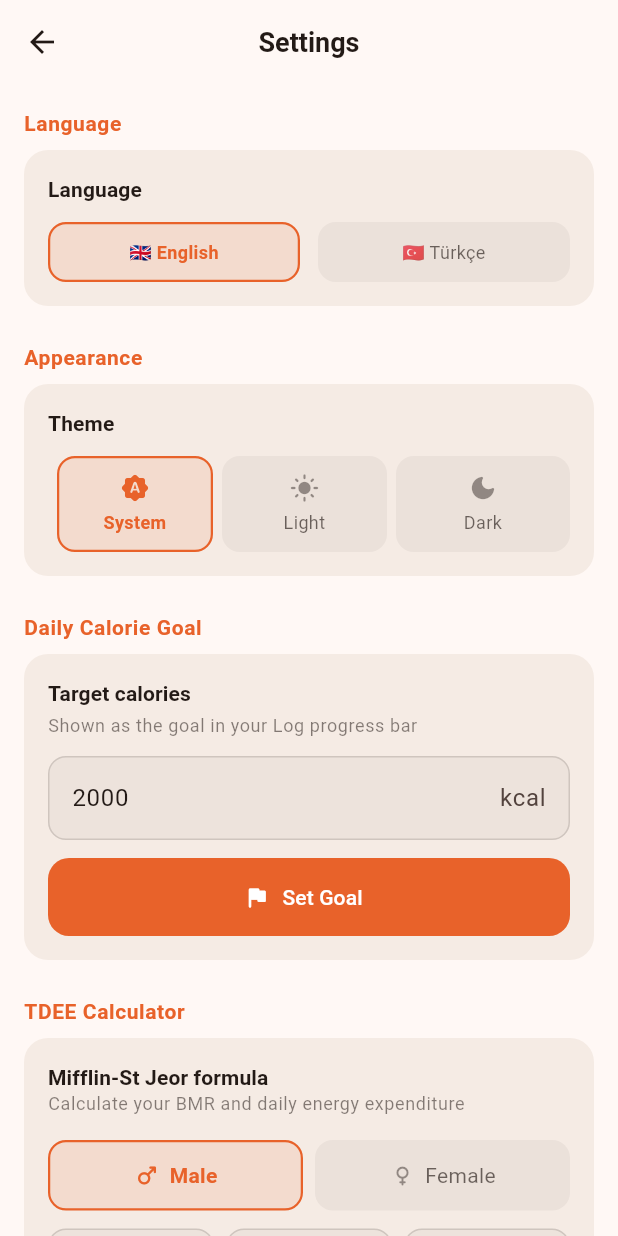
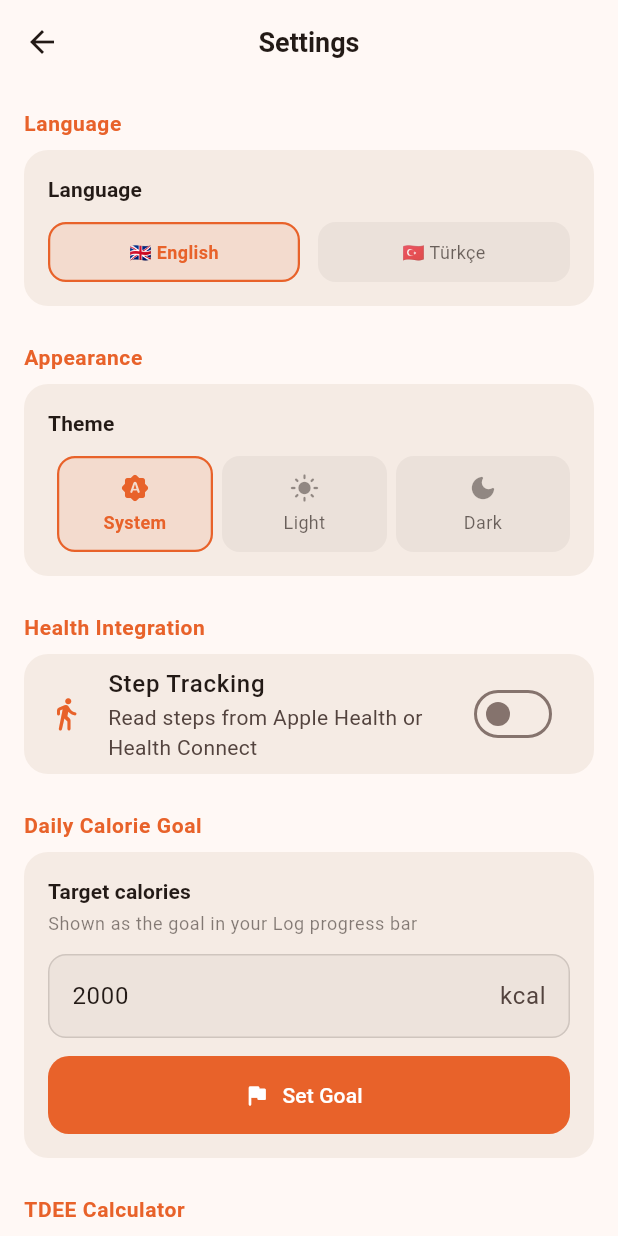
Before and after one commit to mustafazfr/SnapCal, a Flutter app: the SettingsScreen screen opened directly with empty values, on a phone screen of 412 x 824 dp. Run offline on Flutter 3.47's test engine with Material 3 defaults, Android fonts, the phone set to English and light mode, and no system bars; our stand-ins replace fl_chart, flutter_dotenv, image_picker, shared_preferences; missing offline and left inert: health; accounts and stored records are empty.

Commit message:
feat: add health integration toggle in Settings
SwitchListTile to enable/disable step tracking. Requests HealthKit
or Health Connect permissions on toggle. Reverts if denied.

```diff
--- a/lib/screens/settings_screen.dart
+++ b/lib/screens/settings_screen.dart
@@ -1,5 +1,6 @@
 import 'package:flutter/material.dart';
 import 'package:flutter/services.dart';
+import '../services/health_service.dart';
 import '../services/storage_service.dart';
 import '../utils/app_localizations.dart';
 import '../utils/tdee_calculator.dart';
@@ -29,6 +30,9 @@ class _SettingsScreenState extends State<SettingsScreen>
   // Language
   late AppLanguage _selectedLanguage;
 
+  // Health
+  late bool _healthEnabled;
+
   // TDEE form
   final _ageCtrl = TextEditingController();
   final _weightCtrl = TextEditingController();
@@ -46,6 +50,7 @@ class _SettingsScreenState extends State<SettingsScreen>
     _goalCtrl.text = StorageService.instance.calorieGoal.toString();
     _themeMode = StorageService.instance.themeMode;
     _selectedLanguage = _resolveCurrentLanguage();
+    _healthEnabled = StorageService.instance.healthEnabled;
   }
 
   AppLanguage _resolveCurrentLanguage() {
@@ -99,6 +104,21 @@ class _SettingsScreenState extends State<SettingsScreen>
     await StorageService.instance.setLanguage(lang == AppLanguage.tr ? 'tr' : 'en');
     setState(() => _selectedLanguage = lang);
     widget.onLanguageChanged(lang);
+  }
+
+  // ── Health ───────────────────────────────────────────────────────────────
+
+  Future<void> _toggleHealth(bool enabled) async {
+    final loc = AppLocalizations.of(context);
+    if (enabled) {
+      final granted = await HealthService.instance.requestPermissions();
+      if (!granted) {
+        if (mounted) _snack(loc.get('health_permission_denied'), error: true);
+        return;
+      }
+    }
+    await StorageService.instance.setHealthEnabled(enabled);
+    setState(() => _healthEnabled = enabled);
   }
 
   // ── TDEE calculator ────────────────────────────────────────────────────────
@@ -268,6 +288,21 @@ class _SettingsScreenState extends State<SettingsScreen>
                   ),
                 ],
               ),
+            ),
+          ),
+
+          const SizedBox(height: 24),
+
+          // ── Health Integration ──────────────────────────────────────────
+          _Label(loc.get('health_integration'), cs.primary),
+          Card(
+            child: SwitchListTile(
+              secondary: Icon(Icons.directions_walk_rounded, color: cs.primary),
+              title: Text(loc.get('step_tracking'),
+                  style: const TextStyle(fontWeight: FontWeight.w500)),
+              subtitle: Text(loc.get('step_tracking_desc')),
+              value: _healthEnabled,
+              onChanged: _toggleHealth,
             ),
           ),
 
```
